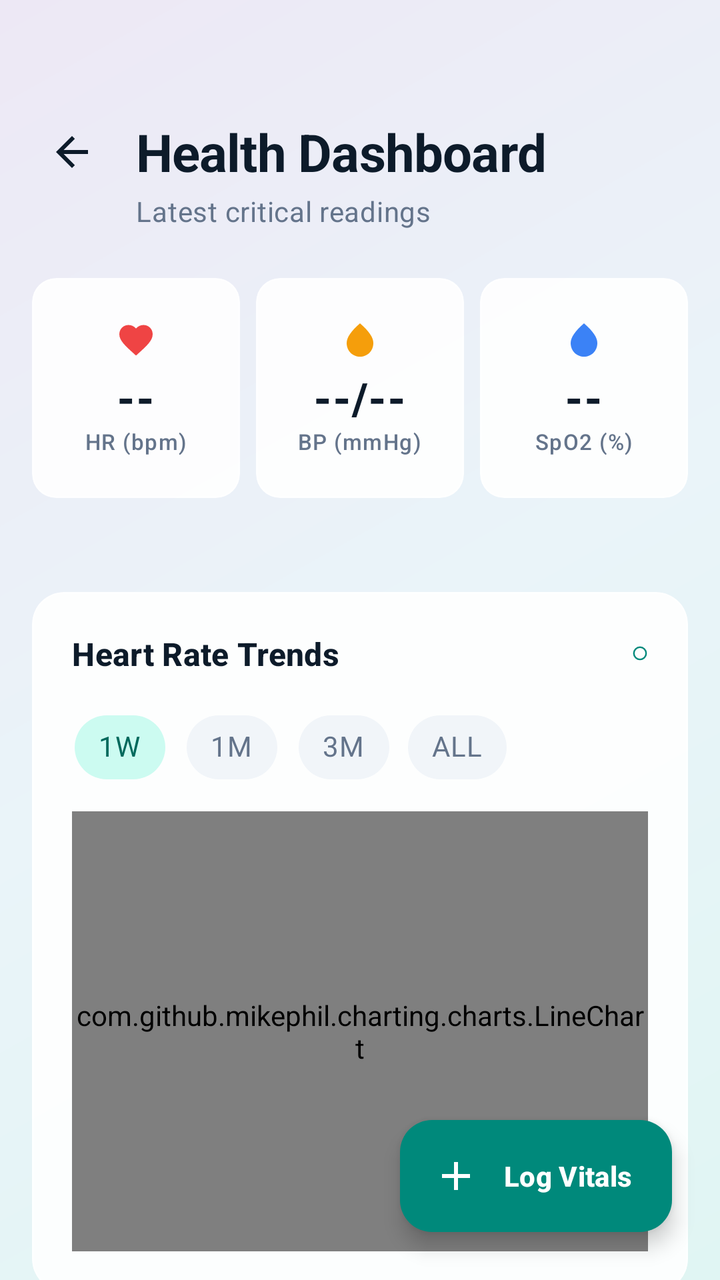
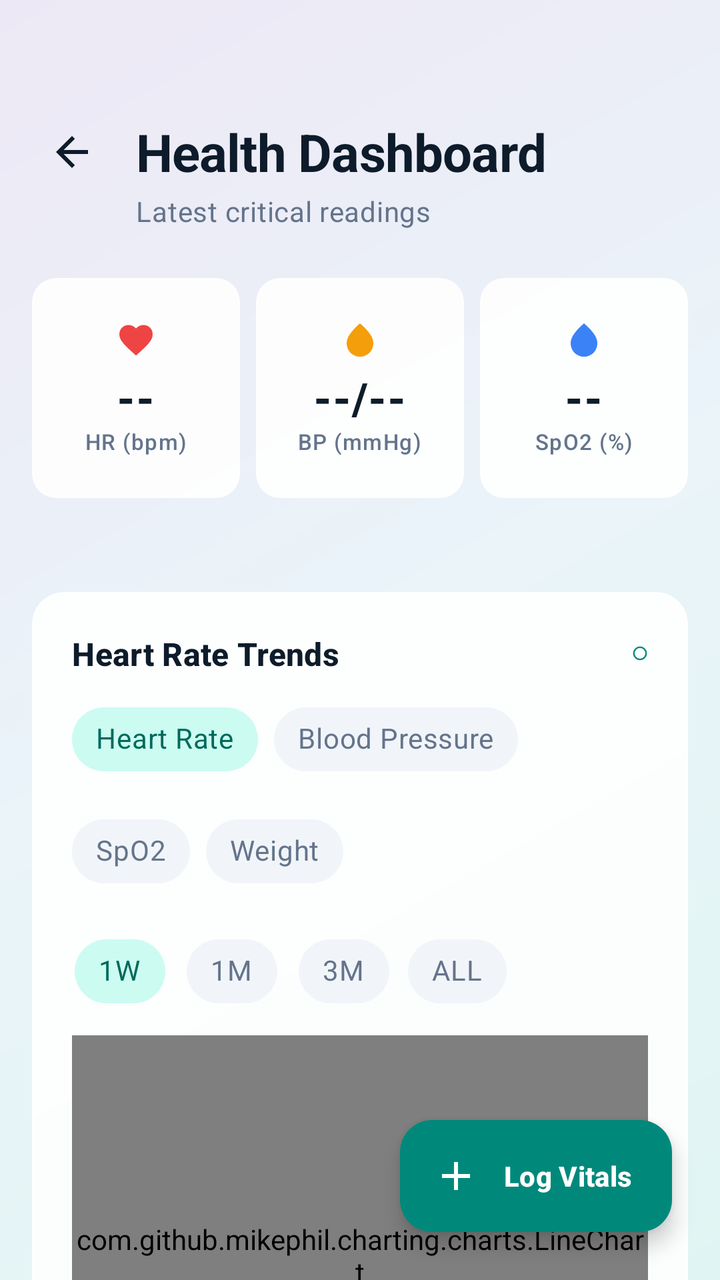

Screens rendered from an Android XML layout before and after an edit, with the pre-edit source and the edit as a unified diff.
<!-- AndroidManifest.xml: application theme Theme.VitalFlow -->
<!-- res/layout/fragment_vitals.xml -->
<?xml version="1.0" encoding="utf-8"?>
<androidx.coordinatorlayout.widget.CoordinatorLayout xmlns:android="http://schemas.android.com/apk/res/android"
    xmlns:app="http://schemas.android.com/apk/res-auto"
    xmlns:tools="http://schemas.android.com/tools"
    android:layout_width="match_parent"
    android:layout_height="match_parent"
    android:background="@drawable/bg_page_gradient">

    <androidx.core.widget.NestedScrollView
        android:layout_width="match_parent"
        android:layout_height="match_parent"
        android:fillViewport="true">

        <LinearLayout
            android:layout_width="match_parent"
            android:layout_height="wrap_content"
            android:orientation="vertical"
            android:paddingBottom="100dp">

            <LinearLayout
                android:layout_width="match_parent"
                android:layout_height="wrap_content"
                android:orientation="vertical"
                android:paddingHorizontal="16dp"
                android:paddingTop="24dp"
                android:paddingBottom="24dp">

                <LinearLayout
                    android:layout_width="match_parent"
                    android:layout_height="wrap_content"
                    android:layout_marginTop="32dp"
                    android:gravity="center_vertical"
                    android:orientation="horizontal">

                    <ImageView
                        android:id="@+id/btnBack"
                        android:layout_width="40dp"
                        android:layout_height="40dp"
                        android:layout_marginEnd="12dp"
                        android:background="?attr/selectableItemBackgroundBorderless"
                        android:clickable="true"
                        android:focusable="true"
                        android:padding="8dp"
                        android:src="@drawable/ic_arrow_back"
                        app:tint="@color/text_primary"
                        tools:ignore="TouchTargetSizeCheck,SpeakableTextPresentCheck" />

                    <TextView
                        android:layout_width="wrap_content"
                        android:layout_height="wrap_content"
                        android:text="Health Dashboard"
                        android:textAppearance="@style/TextAppearance.VitalFlow.Headline"
                        android:textColor="@color/text_primary"
                        android:textSize="26sp"
                        android:textStyle="bold" />
                </LinearLayout>

                <TextView
                    android:layout_width="wrap_content"
                    android:layout_height="wrap_content"
                    android:text="Latest critical readings"
                    android:textAppearance="@style/TextAppearance.VitalFlow.Body"
                    android:textColor="@color/text_secondary"
                    android:layout_marginStart="52dp"
                    android:textSize="14sp" />

                <LinearLayout
                    android:layout_width="match_parent"
                    android:layout_height="wrap_content"
                    android:layout_marginTop="24dp"
                    android:orientation="horizontal"
                    android:baselineAligned="false"
                    android:layout_marginBottom="15dp"
                    android:weightSum="3">

                    <com.google.android.material.card.MaterialCardView
                        android:layout_width="0dp"
                        android:layout_height="110dp"
                        android:layout_weight="1"
                        android:layout_marginEnd="4dp"
                        app:cardBackgroundColor="@color/glass_card_bg_elevated"
                        app:cardCornerRadius="12dp"
                        app:cardElevation="0dp"
                        app:strokeColor="@color/glass_card_stroke"
                        app:strokeWidth="1dp">

                        <LinearLayout
                            android:layout_width="match_parent"
                            android:layout_height="match_parent"
                            android:gravity="center"
                            android:orientation="vertical">

                            <ImageView
                                android:layout_width="20dp"
                                android:layout_height="20dp"
                                android:src="@drawable/ic_heart"
                                app:tint="@color/warning_red" />

                            <TextView
                                android:id="@+id/tvLatestHR"
                                android:layout_width="wrap_content"
                                android:layout_height="wrap_content"
                                android:text="--"
                                android:textAppearance="@style/TextAppearance.VitalFlow.Title"
                                android:textSize="22sp"
                                android:textStyle="bold"
                                android:textColor="@color/text_primary"
                                android:layout_marginTop="4dp" />

                            <TextView
                                android:layout_width="wrap_content"
                                android:layout_height="wrap_content"
                                android:text="HR (bpm)"
                                android:textAppearance="@style/TextAppearance.VitalFlow.Label"
                                android:textSize="11sp"
                                android:textColor="@color/text_secondary" />
                        </LinearLayout>
                    </com.google.android.material.card.MaterialCardView>

                    <com.google.android.material.card.MaterialCardView
                        android:layout_width="0dp"
                        android:layout_height="110dp"
                        android:layout_weight="1"
                        android:layout_marginHorizontal="4dp"
                        app:cardBackgroundColor="@color/glass_card_bg_elevated"
                        app:cardCornerRadius="12dp"
                        app:cardElevation="0dp"
                        app:strokeColor="@color/glass_card_stroke"
                        app:strokeWidth="1dp">

                        <LinearLayout
                            android:layout_width="match_parent"
                            android:layout_height="match_parent"
                            android:gravity="center"
                            android:orientation="vertical">

                            <ImageView
                                android:layout_width="20dp"
                                android:layout_height="20dp"
                                android:src="@drawable/ic_water_drop"
                                app:tint="@color/warning_yellow" />

                            <TextView
                                android:id="@+id/tvLatestBP"
                                android:layout_width="wrap_content"
                                android:layout_height="wrap_content"
                                android:text="--/--"
                                android:textAppearance="@style/TextAppearance.VitalFlow.Title"
                                android:textSize="22sp"
                                android:textStyle="bold"
                                android:textColor="@color/text_primary"
                                android:layout_marginTop="4dp" />

                            <TextView
                                android:layout_width="wrap_content"
                                android:layout_height="wrap_content"
                                android:text="BP (mmHg)"
                                android:textAppearance="@style/TextAppearance.VitalFlow.Label"
                                android:textSize="11sp"
                                android:textColor="@color/text_secondary" />
                        </LinearLayout>
                    </com.google.android.material.card.MaterialCardView>

                    <com.google.android.material.card.MaterialCardView
                        android:layout_width="0dp"
                        android:layout_height="110dp"
                        android:layout_weight="1"
                        android:layout_marginStart="4dp"
                        app:cardBackgroundColor="@color/glass_card_bg_elevated"
                        app:cardCornerRadius="12dp"
                        app:cardElevation="0dp"
                        app:strokeColor="@color/glass_card_stroke"
                        app:strokeWidth="1dp">

                        <LinearLayout
                            android:layout_width="match_parent"
                            android:layout_height="match_parent"
                            android:gravity="center"
                            android:orientation="vertical">

                            <ImageView
                                android:layout_width="20dp"
                                android:layout_height="20dp"
                                android:src="@drawable/ic_water_drop"
                                app:tint="@color/info_blue" />

                            <TextView
                                android:id="@+id/tvLatestSpO2"
                                android:layout_width="wrap_content"
                                android:layout_height="wrap_content"
                                android:text="--"
                                android:textAppearance="@style/TextAppearance.VitalFlow.Title"
                                android:textSize="22sp"
                                android:textStyle="bold"
                                android:textColor="@color/text_primary"
                                android:layout_marginTop="4dp" />

                            <TextView
                                android:layout_width="wrap_content"
                                android:layout_height="wrap_content"
                                android:text="SpO2 (%)"
                                android:textAppearance="@style/TextAppearance.VitalFlow.Label"
                                android:textSize="11sp"
                                android:textColor="@color/text_secondary" />
                        </LinearLayout>
                    </com.google.android.material.card.MaterialCardView>

                </LinearLayout>
            </LinearLayout>

            <com.google.android.material.card.MaterialCardView
                android:layout_width="match_parent"
                android:layout_height="wrap_content"
                android:layout_marginHorizontal="16dp"
                android:layout_marginTop="8dp"
                app:cardCornerRadius="16dp"
                app:cardElevation="0dp"
                app:cardBackgroundColor="@color/glass_card_bg_elevated"
                app:strokeColor="@color/glass_card_stroke"
                app:strokeWidth="1dp">

                <LinearLayout
                    android:layout_width="match_parent"
                    android:layout_height="wrap_content"
                    android:orientation="vertical"
                    android:padding="20dp">

                    <LinearLayout
                        android:layout_width="match_parent"
                        android:layout_height="wrap_content"
                        android:orientation="horizontal"
                        android:gravity="center_vertical">

                        <TextView
                            android:layout_width="0dp"
                            android:layout_height="wrap_content"
                            android:layout_weight="1"
                            android:text="Heart Rate Trends"
                            android:textAppearance="@style/TextAppearance.VitalFlow.Subheading"
                            android:textSize="16sp"
                            android:textStyle="bold"
                            android:textColor="@color/text_primary" />

                        <View
                            android:layout_width="8dp"
                            android:layout_height="8dp"
                            android:background="@drawable/circle_shape"
                            android:backgroundTint="@color/primary" />
                    </LinearLayout>

                    <TextView
                        android:id="@+id/tvChartSummary"
                        android:layout_width="wrap_content"
                        android:layout_height="wrap_content"
                        android:layout_marginTop="4dp"
                        android:textAppearance="@style/TextAppearance.VitalFlow.Caption"
                        android:textColor="@color/text_secondary"
                        android:textSize="12sp"
                        android:visibility="gone" />

                    <com.google.android.material.chip.ChipGroup
                        android:id="@+id/chipGroupTimeFrame"
                        android:layout_width="match_parent"
                        android:layout_height="wrap_content"
                        android:layout_marginTop="12dp"
                        app:singleSelection="true"
                        app:selectionRequired="true">

                        <com.google.android.material.chip.Chip
                            android:id="@+id/chip1W"
                            style="@style/Widget.MaterialComponents.Chip.Choice"
                            android:layout_width="wrap_content"
                            android:layout_height="wrap_content"
                            android:text="1W"
                            android:textColor="@color/text_chip_selector"
                            app:chipBackgroundColor="@color/bg_chip_selector"
                            android:checked="true" />

                        <com.google.android.material.chip.Chip
                            android:id="@+id/chip1M"
                            style="@style/Widget.MaterialComponents.Chip.Choice"
                            android:layout_width="wrap_content"
                            android:layout_height="wrap_content"
                            android:text="1M"
                            android:textColor="@color/text_chip_selector"
                            app:chipBackgroundColor="@color/bg_chip_selector" />

                        <com.google.android.material.chip.Chip
                            android:id="@+id/chip3M"
                            style="@style/Widget.MaterialComponents.Chip.Choice"
                            android:layout_width="wrap_content"
                            android:layout_height="wrap_content"
                            android:text="3M"
                            android:textColor="@color/text_chip_selector"
                            app:chipBackgroundColor="@color/bg_chip_selector" />

                        <com.google.android.material.chip.Chip
                            android:id="@+id/chipAll"
                            style="@style/Widget.MaterialComponents.Chip.Choice"
                            android:layout_width="wrap_content"
                            android:layout_height="wrap_content"
                            android:text="ALL"
                            android:textColor="@color/text_chip_selector"
                            app:chipBackgroundColor="@color/bg_chip_selector" />

                    </com.google.android.material.chip.ChipGroup>

                    <com.github.mikephil.charting.charts.LineChart
                        android:id="@+id/chartVitals"
                        android:layout_width="match_parent"
                        android:layout_height="220dp"
                        android:layout_marginTop="8dp" />
                </LinearLayout>
            </com.google.android.material.card.MaterialCardView>

            <com.google.android.material.card.MaterialCardView
                android:id="@+id/cardInsight"
                android:layout_width="match_parent"
                android:layout_height="wrap_content"
                android:layout_marginHorizontal="16dp"
                android:layout_marginTop="16dp"
                app:cardBackgroundColor="@color/bg_date_start"
                app:strokeColor="@color/text_date_start_label"
                app:strokeWidth="1dp"
                app:cardCornerRadius="12dp"
                android:visibility="gone">

                <LinearLayout
                    android:layout_width="match_parent"
                    android:layout_height="wrap_content"
                    android:padding="16dp"
                    android:gravity="center_vertical"
                    android:orientation="horizontal">

                    <ImageView
                        android:layout_width="32dp"
                        android:layout_height="32dp"
                        android:src="@drawable/ic_water_drop"
                        app:tint="@color/text_date_start_label"
                        android:background="@drawable/circle_shape"
                        android:backgroundTint="@color/glass_card_bg_elevated"
                        android:padding="6dp" />

                    <LinearLayout
                        android:layout_width="0dp"
                        android:layout_height="wrap_content"
                        android:layout_weight="1"
                        android:layout_marginStart="12dp"
                        android:orientation="vertical">

                        <TextView
                            android:layout_width="wrap_content"
                            android:layout_height="wrap_content"
                            android:text="Did you know?"
                            android:textAppearance="@style/TextAppearance.VitalFlow.Caption"
                            android:textSize="12sp"
                            android:textStyle="bold"
                            android:textColor="@color/text_date_start_label" />

                        <TextView
                            android:id="@+id/tvInsightText"
                            android:layout_width="wrap_content"
                            android:layout_height="wrap_content"
                            android:text="Insight text..."
                            android:textAppearance="@style/TextAppearance.VitalFlow.Body"
                            android:textColor="@color/text_date_start_val"
                            android:textSize="13sp"
                            android:layout_marginTop="2dp" />
                    </LinearLayout>
                </LinearLayout>
            </com.google.android.material.card.MaterialCardView>

            <TextView
                android:layout_width="match_parent"
                android:layout_height="wrap_content"
                android:text="Recent Logs"
                android:textAppearance="@style/TextAppearance.VitalFlow.Title"
                android:layout_marginHorizontal="24dp"
                android:layout_marginTop="24dp"
                android:textSize="18sp"
                android:textStyle="bold"
                android:textColor="@color/text_primary" />

            <LinearLayout
                android:id="@+id/layoutEmptyVitals"
                android:layout_width="match_parent"
                android:layout_height="wrap_content"
                android:gravity="center"
                android:orientation="vertical"
                android:paddingVertical="24dp"
                android:visibility="gone">

                <com.airbnb.lottie.LottieAnimationView
                    android:layout_width="180dp"
                    android:layout_height="180dp"
                    app:lottie_rawRes="@raw/anim_empty_vitals"
                    app:lottie_autoPlay="true"
                    app:lottie_loop="true" />

                <TextView
                    android:layout_width="wrap_content"
                    android:layout_height="wrap_content"
                    android:text="No vitals logged yet"
                    android:textAppearance="@style/TextAppearance.VitalFlow.Title"
                    android:textColor="@color/text_secondary"
                    android:layout_marginTop="8dp" />

                <TextView
                    android:layout_width="wrap_content"
                    android:layout_height="wrap_content"
                    android:text="Tap Log Vitals to add your first reading"
                    android:textAppearance="@style/TextAppearance.VitalFlow.Caption"
                    android:textColor="@color/text_tertiary"
                    android:layout_marginTop="4dp" />
            </LinearLayout>

            <androidx.recyclerview.widget.RecyclerView
                android:id="@+id/rvVitals"
                android:layout_width="match_parent"
                android:layout_height="wrap_content"
                android:layout_marginTop="8dp"
                android:clipToPadding="false"
                android:nestedScrollingEnabled="false"
                android:overScrollMode="never" />

        </LinearLayout>
    </androidx.core.widget.NestedScrollView>

    <com.google.android.material.floatingactionbutton.ExtendedFloatingActionButton
        android:id="@+id/fabAddVital"
        android:layout_width="wrap_content"
        android:layout_height="wrap_content"
        android:layout_gravity="bottom|end"
        android:layout_margin="24dp"
        android:text="Log Vitals"
        android:textColor="@color/text_on_primary"
        android:textStyle="bold"
        app:backgroundTint="@color/primary"
        app:icon="@drawable/ic_add"
        app:iconTint="@color/text_on_primary"
        app:elevation="6dp" />
</androidx.coordinatorlayout.widget.CoordinatorLayout>
<!-- resources referenced by this layout -->
<resources>
  <color name="bg_date_start">#DBEAFE</color>
  <color name="glass_card_bg_elevated">#E6FFFFFF</color>
  <color name="glass_card_stroke">#40FFFFFF</color>
  <color name="info_blue">#3B82F6</color>
  <color name="primary">#00897B</color>
  <color name="text_date_start_label">#2563EB</color>
  <color name="text_date_start_val">#1E40AF</color>
  <color name="text_on_primary">#FFFFFF</color>
  <color name="text_primary">#0D1B2A</color>
  <color name="text_secondary">#64748B</color>
  <color name="text_tertiary">#94A3B8</color>
  <color name="warning_red">#EF4444</color>
  <color name="warning_yellow">#F59E0B</color>
  <!-- drawable circle_shape (drawable) -->
  <?xml version="1.0" encoding="utf-8"?>
  <shape xmlns:android="http://schemas.android.com/apk/res/android"
      android:innerRadiusRatio="3"
      android:shape="ring"
      android:thicknessRatio="10.0"
      android:useLevel="false">
      <solid android:color="@color/surface_variant" />
  </shape>
  <style name="TextAppearance.VitalFlow.Body" parent="TextAppearance.Material3.BodyMedium">
          <item name="android:fontFamily">@font/custom_font</item>
          <item name="android:textSize">14sp</item>
          <item name="android:textStyle">normal</item>
          <item name="android:lineSpacingMultiplier">1.4</item>
          <item name="android:textColor">@color/text_secondary</item>
      </style>
  <style name="TextAppearance.VitalFlow.Caption" parent="TextAppearance.Material3.BodySmall">
          <item name="android:fontFamily">@font/custom_font</item>
          <item name="android:textSize">12sp</item>
          <item name="android:textStyle">normal</item>
          <item name="android:textColor">@color/text_tertiary</item>
      </style>
  <style name="TextAppearance.VitalFlow.Headline" parent="TextAppearance.Material3.HeadlineMedium">
          <item name="android:fontFamily">@font/custom_font</item>
          <item name="android:textSize">24sp</item>
          <item name="android:textStyle">bold</item>
          <item name="android:letterSpacing">-0.01</item>
          <item name="android:textColor">@color/text_primary</item>
      </style>
  <style name="TextAppearance.VitalFlow.Label" parent="TextAppearance.Material3.LabelSmall">
          <item name="android:fontFamily">@font/custom_font</item>
          <item name="android:textSize">11sp</item>
          <item name="android:textStyle">normal</item>
          <item name="android:textColor">@color/text_tertiary</item>
      </style>
  <style name="TextAppearance.VitalFlow.Subheading" parent="TextAppearance.Material3.TitleSmall">
          <item name="android:fontFamily">@font/custom_font</item>
          <item name="android:textSize">16sp</item>
          <item name="android:textStyle">normal</item>
          <item name="android:textColor">@color/text_primary</item>
      </style>
  <style name="TextAppearance.VitalFlow.Title" parent="TextAppearance.Material3.TitleMedium">
          <item name="android:fontFamily">@font/custom_font</item>
          <item name="android:textSize">18sp</item>
          <item name="android:textStyle">bold</item>
          <item name="android:textColor">@color/text_primary</item>
      </style>
  <style name="Theme.VitalFlow" parent="Base.Theme.VitalFlow" />
  <color name="page_gradient_start">#E0F5F3</color>
  <color name="page_gradient_mid">#EAF4F9</color>
  <color name="page_gradient_end">#EDE8F5</color>
  <color name="surface_variant">#F8FAFC</color>
  <color name="white">#FFFFFFFF</color>
  <color name="primary_dark">#00695C</color>
  <color name="secondary">#FF7043</color>
  <color name="secondary_dark">#E64A19</color>
  <color name="black">#FF000000</color>
  <color name="app_background">#F0F4F8</color>
  <color name="app_surface">#FFFFFF</color>
  <!-- unchanged entries left out for length: 6 -->
</resources>

<!-- the commit's change to res/layout/fragment_vitals.xml (unified diff, before → after) -->
@@ -248,6 +248,54 @@
                             android:backgroundTint="@color/primary" />
                     </LinearLayout>
 
+                    
+                    <com.google.android.material.chip.ChipGroup
+                        android:id="@+id/chipGroupVitalType"
+                        android:layout_width="match_parent"
+                        android:layout_height="wrap_content"
+                        android:layout_marginTop="8dp"
+                        app:singleSelection="true"
+                        app:selectionRequired="true">
+
+                        <com.google.android.material.chip.Chip
+                            android:id="@+id/chipVitalHR"
+                            style="@style/Widget.MaterialComponents.Chip.Choice"
+                            android:layout_width="wrap_content"
+                            android:layout_height="wrap_content"
+                            android:checked="true"
+                            android:text="Heart Rate"
+                            android:textColor="@color/text_chip_selector"
+                            app:chipBackgroundColor="@color/bg_chip_selector" />
+
+                        <com.google.android.material.chip.Chip
+                            android:id="@+id/chipVitalBP"
+                            style="@style/Widget.MaterialComponents.Chip.Choice"
+                            android:layout_width="wrap_content"
+                            android:layout_height="wrap_content"
+                            android:text="Blood Pressure"
+                            android:textColor="@color/text_chip_selector"
+                            app:chipBackgroundColor="@color/bg_chip_selector" />
+
+                        <com.google.android.material.chip.Chip
+                            android:id="@+id/chipVitalSpO2"
+                            style="@style/Widget.MaterialComponents.Chip.Choice"
+                            android:layout_width="wrap_content"
+                            android:layout_height="wrap_content"
+                            android:text="SpO2"
+                            android:textColor="@color/text_chip_selector"
+                            app:chipBackgroundColor="@color/bg_chip_selector" />
+
+                        <com.google.android.material.chip.Chip
+                            android:id="@+id/chipVitalWeight"
+                            style="@style/Widget.MaterialComponents.Chip.Choice"
+                            android:layout_width="wrap_content"
+                            android:layout_height="wrap_content"
+                            android:text="Weight"
+                            android:textColor="@color/text_chip_selector"
+                            app:chipBackgroundColor="@color/bg_chip_selector" />
+
+                    </com.google.android.material.chip.ChipGroup>
+
                     <TextView
                         android:id="@+id/tvChartSummary"
                         android:layout_width="wrap_content"
@@ -381,6 +429,20 @@
                 android:textStyle="bold"
                 android:textColor="@color/text_primary" />
 
+            
+            <LinearLayout
+                android:id="@+id/shimmerVitalsContainer"
+                android:layout_width="match_parent"
+                android:layout_height="wrap_content"
+                android:layout_marginTop="8dp"
+                android:orientation="vertical"
+                android:visibility="visible">
+
+                <include layout="@layout/layout_skeleton_vital_item" />
+                <include layout="@layout/layout_skeleton_vital_item" />
+                <include layout="@layout/layout_skeleton_vital_item" />
+            </LinearLayout>
+
             <LinearLayout
                 android:id="@+id/layoutEmptyVitals"
                 android:layout_width="match_parent"
@@ -421,7 +483,8 @@
                 android:layout_marginTop="8dp"
                 android:clipToPadding="false"
                 android:nestedScrollingEnabled="false"
-                android:overScrollMode="never" />
+                android:overScrollMode="never"
+                android:visibility="gone" />
 
         </LinearLayout>
     </androidx.core.widget.NestedScrollView>
@@ -440,3 +503,68 @@
         app:iconTint="@color/text_on_primary"
         app:elevation="6dp" />
 </androidx.coordinatorlayout.widget.CoordinatorLayout>
+<!-- res/layout/layout_skeleton_vital_item.xml (included above) -->
+<?xml version="1.0" encoding="utf-8"?>
+<com.facebook.shimmer.ShimmerFrameLayout xmlns:android="http://schemas.android.com/apk/res/android"
+    xmlns:app="http://schemas.android.com/apk/res-auto"
+    xmlns:tools="http://schemas.android.com/tools"
+    android:layout_width="match_parent"
+    android:layout_height="wrap_content"
+    android:layout_marginHorizontal="16dp"
+    android:layout_marginVertical="6dp"
+    app:shimmer_base_alpha="0.9"
+    app:shimmer_highlight_alpha="0.5"
+    tools:ignore="MissingClass">
+
+    <com.google.android.material.card.MaterialCardView
+        android:layout_width="match_parent"
+        android:layout_height="wrap_content"
+        app:cardBackgroundColor="@color/glass_card_bg_elevated"
+        app:cardCornerRadius="16dp"
+        app:cardElevation="0dp"
+        app:strokeColor="@color/glass_card_stroke"
+        app:strokeWidth="1dp">
+
+        <LinearLayout
+            android:layout_width="match_parent"
+            android:layout_height="wrap_content"
+            android:gravity="center_vertical"
+            android:orientation="horizontal"
+            android:padding="16dp">
+
+            
+            <View
+                android:layout_width="56dp"
+                android:layout_height="56dp"
+                android:layout_marginEnd="16dp"
+                android:background="@color/glass_card_stroke" />
+
+            
+            <LinearLayout
+                android:layout_width="0dp"
+                android:layout_height="wrap_content"
+                android:layout_weight="1"
+                android:orientation="vertical">
+
+                <View
+                    android:layout_width="120dp"
+                    android:layout_height="13dp"
+                    android:background="@color/glass_card_stroke" />
+
+                <View
+                    android:layout_width="80dp"
+                    android:layout_height="11dp"
+                    android:layout_marginTop="8dp"
+                    android:background="@color/glass_card_stroke" />
+
+            </LinearLayout>
+
+            
+            <View
+                android:layout_width="64dp"
+                android:layout_height="20dp"
+                android:background="@color/glass_card_stroke" />
+
+        </LinearLayout>
+    </com.google.android.material.card.MaterialCardView>
+</com.facebook.shimmer.ShimmerFrameLayout>
